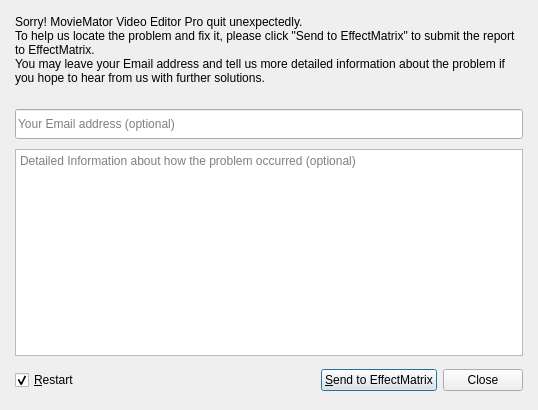
This is src/MovieMator/CrashReporter/CrashReporterWidget.ui in hansewu/MovieMator as Qt 5 draws it before an edit. The edited form follows.
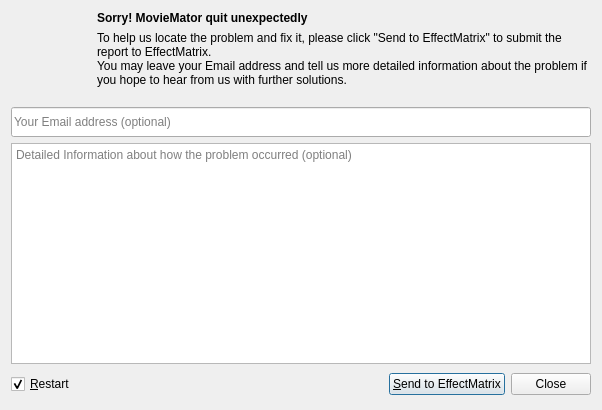
This is the edited form.

Commit message: Changed the layout of the feedback interface and added ICONS

```diff
--- a/src/MovieMator/CrashReporter/CrashReporterWidget.ui
+++ b/src/MovieMator/CrashReporter/CrashReporterWidget.ui
@@ -6,7 +6,7 @@
    <rect>
     <x>0</x>
     <y>0</y>
-    <width>538</width>
+    <width>602</width>
     <height>410</height>
    </rect>
   </property>
@@ -18,13 +18,13 @@
   </property>
   <property name="minimumSize">
    <size>
-    <width>538</width>
+    <width>602</width>
     <height>410</height>
    </size>
   </property>
   <property name="maximumSize">
    <size>
-    <width>538</width>
+    <width>602</width>
     <height>410</height>
    </size>
   </property>
@@ -34,22 +34,33 @@
   <property name="styleSheet">
    <string notr="true"/>
   </property>
+  <layout class="QVBoxLayout" name="verticalLayout_2">
+   <item>
+    <layout class="QHBoxLayout" name="horizontalLayout_2">
+     <item>
+      <widget class="QLabel" name="label">
+       <property name="sizePolicy">
+        <sizepolicy hsizetype="Fixed" vsizetype="Fixed">
+         <horstretch>0</horstretch>
+         <verstretch>0</verstretch>
+        </sizepolicy>
+       </property>
+       <property name="minimumSize">
+        <size>
+         <width>80</width>
+         <height>80</height>
+        </size>
+       </property>
+       <property name="text">
+        <string/>
+       </property>
+       <property name="alignment">
+        <set>Qt::AlignCenter</set>
+       </property>
+      </widget>
+     </item>
+     <item>
   <layout class="QVBoxLayout" name="verticalLayout">
-   <property name="spacing">
-    <number>10</number>
-   </property>
-   <property name="leftMargin">
-    <number>15</number>
-   </property>
-   <property name="topMargin">
-    <number>15</number>
-   </property>
-   <property name="rightMargin">
-    <number>15</number>
-   </property>
-   <property name="bottomMargin">
-    <number>15</number>
-   </property>
    <item>
     <widget class="QLabel" name="label_2">
      <property name="minimumSize">
@@ -64,16 +75,56 @@
        <height>100</height>
       </size>
      </property>
+         <property name="font">
+          <font>
+           <weight>75</weight>
+           <bold>true</bold>
+          </font>
+         </property>
      <property name="text">
-      <string>Sorry! MovieMator Video Editor Pro quit unexpectedly.
-To help us locate the problem and fix it, please click &quot;Send to EffectMatrix&quot; to submit the report to EffectMatrix. 
+          <string>Sorry! MovieMator quit unexpectedly</string>
+         </property>
+         <property name="wordWrap">
+          <bool>true</bool>
+         </property>
+        </widget>
+       </item>
+       <item>
+        <widget class="QLabel" name="label_3">
+         <property name="sizePolicy">
+          <sizepolicy hsizetype="Preferred" vsizetype="Preferred">
+           <horstretch>0</horstretch>
+           <verstretch>0</verstretch>
+          </sizepolicy>
+         </property>
+         <property name="minimumSize">
+          <size>
+           <width>0</width>
+           <height>0</height>
+          </size>
+         </property>
+         <property name="maximumSize">
+          <size>
+           <width>16777215</width>
+           <height>82</height>
+          </size>
+         </property>
+         <property name="text">
+          <string>To help us locate the problem and fix it, please click &quot;Send to EffectMatrix&quot; to submit the report to EffectMatrix. 
 You may leave your Email address and tell us more detailed information about the problem if you hope to hear from us with further solutions.
 </string>
      </property>
+         <property name="alignment">
+          <set>Qt::AlignLeading|Qt::AlignLeft|Qt::AlignVCenter</set>
+         </property>
      <property name="wordWrap">
       <bool>true</bool>
      </property>
     </widget>
+       </item>
+      </layout>
+     </item>
+    </layout>
    </item>
    <item>
     <widget class="QLineEdit" name="email">
```
Lines whose indentation alone changed are shown as unchanged. The commit also changes 4 other files.
